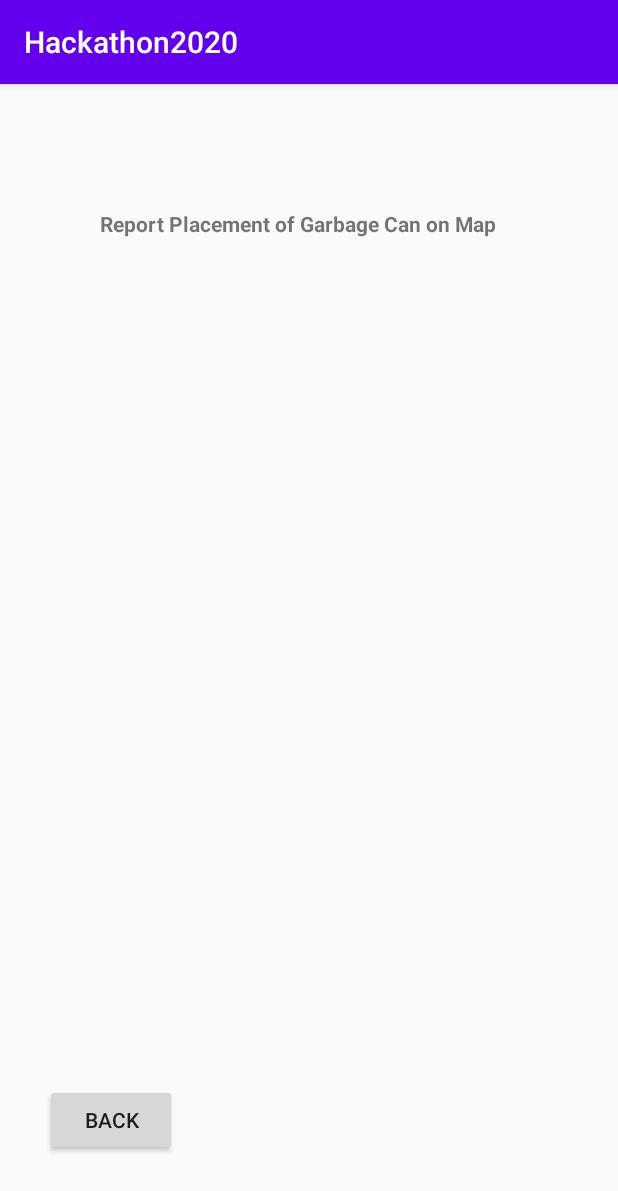
After one commit to wisewhyforge/Hackathon2020, an Android app: the PlaceTrashCanActivity screen opened directly, with no data from a screen before it, on a phone screen of 412 x 824 dp. The commit adds this screen. Shown: the top 1191 px of the screen. Run offline under Robolectric (Android 15) with nearby library versions, the phone set to English and light mode, and no system bars.

Commit message:
Added some back button functionality and new PlaceTrashCan Activity to add a point of interest to the custom map.

```diff
--- a/Hackathon2020/app/src/main/AndroidManifest.xml
+++ b/Hackathon2020/app/src/main/AndroidManifest.xml
@@ -9,7 +9,8 @@
         android:roundIcon="@mipmap/ic_launcher_round"
         android:supportsRtl="true"
         android:theme="@style/AppTheme">
-        <activity android:name=".MapActivity"></activity>
+        <activity android:name=".PlaceTrashCanActivity"></activity>
+        <activity android:name=".MapActivity" />
         <activity android:name=".MainActivity">
             <intent-filter>
                 <action android:name="android.intent.action.MAIN" />
--- /dev/null
+++ b/Hackathon2020/app/src/main/java/com/hackathon2020/hackathon2020/PlaceTrashCanActivity.java
@@ -0,0 +1,28 @@
+package com.hackathon2020.hackathon2020;
+
+import androidx.appcompat.app.AppCompatActivity;
+
+import android.content.Intent;
+import android.os.Bundle;
+import android.view.View;
+import android.widget.Button;
+
+public class PlaceTrashCanActivity extends AppCompatActivity {
+
+    private Button backButton;
+
+    @Override
+    protected void onCreate(Bundle savedInstanceState) {
+        super.onCreate(savedInstanceState);
+        setContentView(R.layout.activity_place_trash_can);
+        backButton = (Button) findViewById(R.id.BackButtonTrashCan);
+
+        backButton.setOnClickListener(new View.OnClickListener() {
+            @Override
+            public void onClick(View view) {
+                Intent intent = new Intent(PlaceTrashCanActivity.this, MainActivity.class);
+                startActivity(intent);
+            }
+        });
+    }
+}
--- /dev/null
+++ b/Hackathon2020/app/src/main/res/layout/activity_place_trash_can.xml
@@ -0,0 +1,38 @@
+<?xml version="1.0" encoding="utf-8"?>
+<androidx.constraintlayout.widget.ConstraintLayout xmlns:android="http://schemas.android.com/apk/res/android"
+    xmlns:app="http://schemas.android.com/apk/res-auto"
+    xmlns:tools="http://schemas.android.com/tools"
+    android:layout_width="match_parent"
+    android:layout_height="match_parent"
+    tools:context=".PlaceTrashCanActivity">
+
+    <TextView
+        android:id="@+id/textView"
+        android:layout_width="295dp"
+        android:layout_height="35dp"
+        android:layout_marginStart="50dp"
+        android:layout_marginTop="65dp"
+        android:layout_marginEnd="66dp"
+        android:layout_marginBottom="631dp"
+        android:text="Report Placement of Garbage Can on Map"
+        android:textAlignment="center"
+        android:textStyle="bold"
+        app:layout_constraintBottom_toBottomOf="parent"
+        app:layout_constraintEnd_toEndOf="parent"
+        app:layout_constraintStart_toStartOf="parent"
+        app:layout_constraintTop_toTopOf="parent" />
+
+    <Button
+        android:id="@+id/BackButtonTrashCan"
+        android:layout_width="wrap_content"
+        android:layout_height="wrap_content"
+        android:layout_marginStart="29dp"
+        android:layout_marginTop="648dp"
+        android:layout_marginEnd="294dp"
+        android:layout_marginBottom="35dp"
+        android:text="Back"
+        app:layout_constraintBottom_toBottomOf="parent"
+        app:layout_constraintEnd_toEndOf="parent"
+        app:layout_constraintStart_toStartOf="parent"
+        app:layout_constraintTop_toTopOf="parent" />
+</androidx.constraintlayout.widget.ConstraintLayout>
--- a/Hackathon2020/app/src/main/res/values/strings.xml
+++ b/Hackathon2020/app/src/main/res/values/strings.xml
@@ -2,4 +2,6 @@
     <string name="app_name">Hackathon2020</string>
     <string name="MAPBOX_DOWNLOADS_TOKEN">sk.eyJ1Ijoiamx1bzEyMyIsImEiOiJja2RsdmRtaDYwZTRrMnRwZXN0ZWdiczN5In0.5umUs2ktnd7Ls8ndLWmz_w</string>
     <string name="MAPBOX_ACCESS_TOKEN">pk.eyJ1Ijoiamx1bzEyMyIsImEiOiJja2RrbnhzMzkwMWlnMnJwanJkMGViaTlzIn0.UUighni_lxcf0qHt8ENkgQ</string>
+    <string name="user_location_permission_explanation">We need your location to add garbage cans and let you find them.</string>
+    <string name="user_location_permission_not_granted">Location Permissions not Granted Try Enabling in App Specific Settings</string>
 </resources>
```
Also changed, not shown: Hackathon2020/app/src/main/java/com/hackathon2020/hackathon2020/MainActivity.java (+9 -1 lines), Hackathon2020/app/src/main/java/com/hackathon2020/hackathon2020/MapActivity.java (+116 -8 lines), Hackathon2020/app/src/main/res/layout/activity_map.xml (+11 -7 lines).
